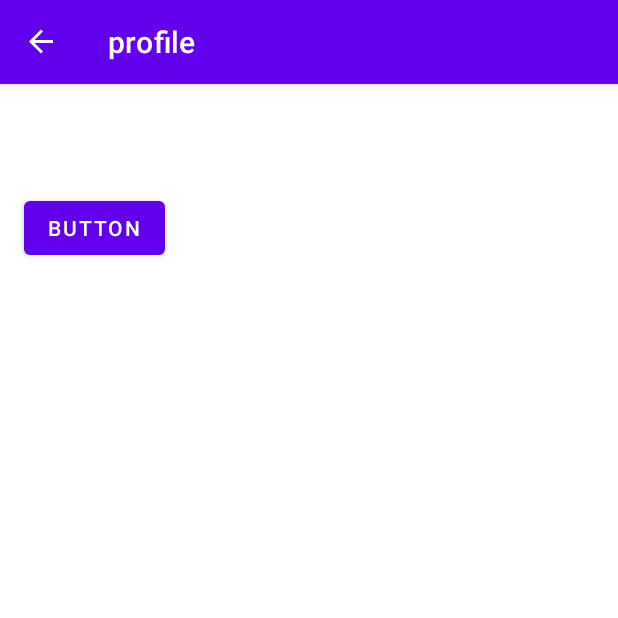
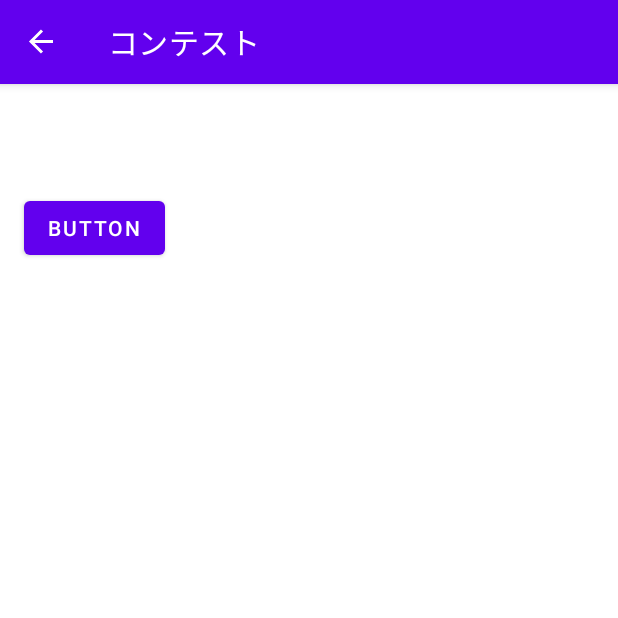
Before and after one commit to take-shita/PetSNS, an Android app: the screen it shows after launch (MainActivity), item 2 of the bottom bar chosen, on a phone screen of 412 x 824 dp, the top half of it. Run offline under Robolectric (Android 15) with nearby library versions, the phone set to English and light mode, and no system bars; our stand-ins replace navigation-ui.

Commit message:
各画面の左上の文字変えました

```diff
--- a/app/src/main/res/navigation/mobile_navigation.xml
+++ b/app/src/main/res/navigation/mobile_navigation.xml
@@ -26,7 +26,7 @@
     <fragment
         android:id="@+id/navigation_setting"
         android:name="com.example.petsns.ui.setting.settingFragment"
-        android:label="@string/title_setting"
+        android:label="設定"
         tools:layout="@layout/fragment_setting" />
 
     <fragment
@@ -38,13 +38,13 @@
     <fragment
         android:id="@+id/navigation_board"
         android:name="com.example.petsns.ui.board.BoardFragment"
-        android:label="profile"
+        android:label="掲示板"
         tools:layout="@layout/fragment_board" />
 
     <fragment
         android:id="@+id/navigation_contest"
         android:name="com.example.petsns.ui.contest.ContestFragment"
-        android:label="profile"
+        android:label="コンテスト"
         tools:layout="@layout/fragment_contest" />
 
     <fragment
```
